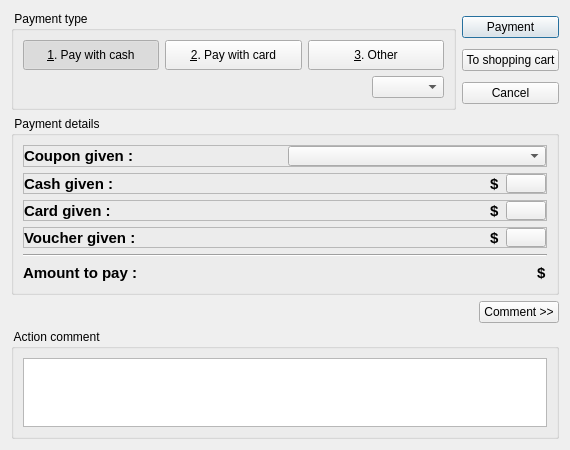
Qt form client/dlgcassaaction.ui (tbikfalvi/Belenus) before a commit.
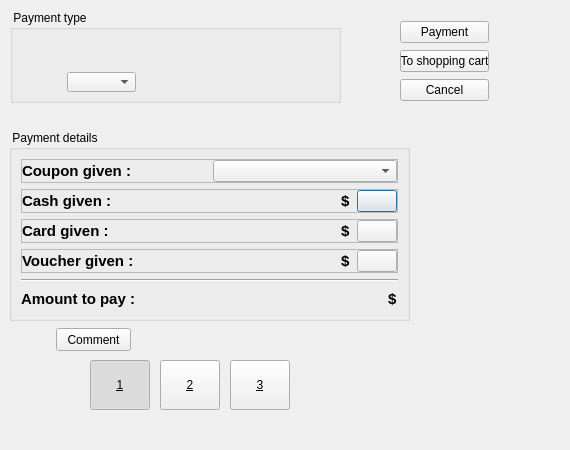
The same form after that commit.

What changed in the file:
```diff
--- a/client/dlgcassaaction.ui
+++ b/client/dlgcassaaction.ui
@@ -31,158 +31,15 @@
   <property name="windowTitle">
    <string>Dialog</string>
   </property>
-  <layout class="QVBoxLayout" name="verticalLayout_7">
-   <item>
-    <layout class="QHBoxLayout" name="horizontalLayout_2">
-     <item>
-      <widget class="QGroupBox" name="gbPaymentType">
-       <property name="title">
-        <string> Payment type </string>
-       </property>
-       <layout class="QVBoxLayout" name="verticalLayout_3">
-        <item>
-         <layout class="QHBoxLayout" name="horizontalLayout_6">
-          <item>
-           <widget class="QPushButton" name="pbPayCash">
-            <property name="minimumSize">
-             <size>
-              <width>0</width>
-              <height>30</height>
-             </size>
-            </property>
-            <property name="text">
-             <string>&amp;1. Pay with cash</string>
-            </property>
-            <property name="checkable">
-             <bool>true</bool>
-            </property>
-            <property name="checked">
-             <bool>true</bool>
-            </property>
-            <property name="autoDefault">
-             <bool>false</bool>
-            </property>
-           </widget>
-          </item>
-          <item>
-           <widget class="QPushButton" name="pbPayCard">
-            <property name="minimumSize">
-             <size>
-              <width>0</width>
-              <height>30</height>
-             </size>
-            </property>
-            <property name="text">
-             <string>&amp;2. Pay with card</string>
-            </property>
-            <property name="checkable">
-             <bool>true</bool>
-            </property>
-            <property name="autoDefault">
-             <bool>false</bool>
-            </property>
-           </widget>
-          </item>
-          <item>
-           <widget class="QPushButton" name="pbPayOther">
-            <property name="minimumSize">
-             <size>
-              <width>0</width>
-              <height>30</height>
-             </size>
-            </property>
-            <property name="text">
-             <string>&amp;3. Other</string>
-            </property>
-            <property name="checkable">
-             <bool>true</bool>
-            </property>
-            <property name="autoDefault">
-             <bool>false</bool>
-            </property>
-           </widget>
-          </item>
-         </layout>
-        </item>
-        <item>
-         <layout class="QHBoxLayout" name="horizontalLayout_8">
-          <item>
-           <spacer name="horizontalSpacer_3">
-            <property name="orientation">
-             <enum>Qt::Horizontal</enum>
-            </property>
-            <property name="sizeHint" stdset="0">
-             <size>
-              <width>40</width>
-              <height>20</height>
-             </size>
-            </property>
-           </spacer>
-          </item>
-          <item>
-           <widget class="QComboBox" name="cmbPaymentType"/>
-          </item>
-         </layout>
-        </item>
-       </layout>
-      </widget>
-     </item>
-     <item>
-      <layout class="QVBoxLayout" name="verticalLayout_4">
-       <item>
-        <widget class="QPushButton" name="pbOk">
-         <property name="text">
-          <string>Payment</string>
-         </property>
-         <property name="iconSize">
-          <size>
-           <width>20</width>
-           <height>20</height>
-          </size>
-         </property>
-         <property name="autoDefault">
-          <bool>true</bool>
-         </property>
-        </widget>
-       </item>
-       <item>
-        <widget class="QPushButton" name="pbShoppingCart">
-         <property name="text">
-          <string>To shopping cart</string>
-         </property>
-         <property name="iconSize">
-          <size>
-           <width>20</width>
-           <height>20</height>
-          </size>
-         </property>
-         <property name="autoDefault">
-          <bool>false</bool>
-         </property>
-        </widget>
-       </item>
-       <item>
-        <widget class="QPushButton" name="pbCancel">
-         <property name="text">
-          <string>Cancel</string>
-         </property>
-         <property name="iconSize">
-          <size>
-           <width>20</width>
-           <height>20</height>
-          </size>
-         </property>
-         <property name="autoDefault">
-          <bool>false</bool>
-         </property>
-        </widget>
-       </item>
-      </layout>
-     </item>
-    </layout>
-   </item>
-   <item>
     <widget class="QGroupBox" name="gbMoneyAction">
+   <property name="geometry">
+    <rect>
+     <x>9</x>
+     <y>130</y>
+     <width>401</width>
+     <height>191</height>
+    </rect>
+   </property>
      <property name="title">
       <string> Payment details </string>
      </property>
@@ -581,26 +438,125 @@
       </item>
      </layout>
     </widget>
-   </item>
-   <item>
-    <layout class="QHBoxLayout" name="horizontalLayout_7">
-     <item>
-      <spacer name="horizontalSpacer_4">
-       <property name="orientation">
-        <enum>Qt::Horizontal</enum>
-       </property>
-       <property name="sizeHint" stdset="0">
+  <widget class="QPushButton" name="pbPayCash">
+   <property name="geometry">
+    <rect>
+     <x>90</x>
+     <y>360</y>
+     <width>60</width>
+     <height>50</height>
+    </rect>
+   </property>
+   <property name="sizePolicy">
+    <sizepolicy hsizetype="Fixed" vsizetype="Fixed">
+     <horstretch>0</horstretch>
+     <verstretch>0</verstretch>
+    </sizepolicy>
+   </property>
+   <property name="minimumSize">
         <size>
-         <width>40</width>
-         <height>20</height>
-        </size>
-       </property>
-      </spacer>
-     </item>
-     <item>
+     <width>0</width>
+     <height>30</height>
+    </size>
+   </property>
+   <property name="text">
+    <string>&amp;1</string>
+   </property>
+   <property name="iconSize">
+    <size>
+     <width>30</width>
+     <height>30</height>
+    </size>
+   </property>
+   <property name="checkable">
+    <bool>true</bool>
+   </property>
+   <property name="checked">
+    <bool>true</bool>
+   </property>
+   <property name="autoDefault">
+    <bool>false</bool>
+   </property>
+  </widget>
+  <widget class="QPushButton" name="pbPayCard">
+   <property name="geometry">
+    <rect>
+     <x>160</x>
+     <y>360</y>
+     <width>60</width>
+     <height>50</height>
+    </rect>
+   </property>
+   <property name="sizePolicy">
+    <sizepolicy hsizetype="Fixed" vsizetype="Fixed">
+     <horstretch>0</horstretch>
+     <verstretch>0</verstretch>
+    </sizepolicy>
+   </property>
+   <property name="minimumSize">
+    <size>
+     <width>0</width>
+     <height>30</height>
+    </size>
+   </property>
+   <property name="text">
+    <string>&amp;2</string>
+   </property>
+   <property name="iconSize">
+    <size>
+     <width>30</width>
+     <height>30</height>
+    </size>
+   </property>
+   <property name="checkable">
+    <bool>true</bool>
+   </property>
+   <property name="autoDefault">
+    <bool>false</bool>
+   </property>
+  </widget>
+  <widget class="QPushButton" name="pbPayOther">
+   <property name="geometry">
+    <rect>
+     <x>230</x>
+     <y>360</y>
+     <width>60</width>
+     <height>50</height>
+    </rect>
+   </property>
+   <property name="minimumSize">
+    <size>
+     <width>0</width>
+     <height>30</height>
+    </size>
+   </property>
+   <property name="text">
+    <string>&amp;3</string>
+   </property>
+   <property name="iconSize">
+    <size>
+     <width>30</width>
+     <height>30</height>
+    </size>
+   </property>
+   <property name="checkable">
+    <bool>true</bool>
+   </property>
+   <property name="autoDefault">
+    <bool>false</bool>
+   </property>
+  </widget>
       <widget class="QPushButton" name="pbComment">
+   <property name="geometry">
+    <rect>
+     <x>56</x>
+     <y>328</y>
+     <width>75</width>
+     <height>23</height>
+    </rect>
+   </property>
        <property name="text">
-        <string>Comment &gt;&gt;</string>
+    <string>Comment</string>
        </property>
        <property name="iconSize">
         <size>
@@ -612,41 +568,89 @@
         <bool>false</bool>
        </property>
       </widget>
-     </item>
-    </layout>
-   </item>
-   <item>
-    <widget class="QGroupBox" name="gbComment">
-     <property name="minimumSize">
-      <size>
-       <width>0</width>
-       <height>110</height>
-      </size>
-     </property>
-     <property name="maximumSize">
-      <size>
-       <width>16777215</width>
-       <height>110</height>
-      </size>
+  <widget class="QGroupBox" name="gbPaymentType">
+   <property name="geometry">
+    <rect>
+     <x>10</x>
+     <y>10</y>
+     <width>331</width>
+     <height>93</height>
+    </rect>
      </property>
      <property name="title">
-      <string> Action comment </string>
-     </property>
-     <layout class="QHBoxLayout" name="horizontalLayout_9">
+    <string> Payment type </string>
+   </property>
+   <widget class="QComboBox" name="cmbPaymentType">
+    <property name="geometry">
+     <rect>
+      <x>57</x>
+      <y>62</y>
+      <width>69</width>
+      <height>20</height>
+     </rect>
+    </property>
+   </widget>
+  </widget>
+  <widget class="QWidget" name="">
+   <property name="geometry">
+    <rect>
+     <x>400</x>
+     <y>20</y>
+     <width>89</width>
+     <height>83</height>
+    </rect>
+   </property>
+   <layout class="QVBoxLayout" name="verticalLayout_4">
       <item>
-       <widget class="QTextEdit" name="teComment">
-        <property name="maximumSize">
+     <widget class="QPushButton" name="pbOk">
+      <property name="text">
+       <string>Payment</string>
+      </property>
+      <property name="iconSize">
          <size>
-          <width>16777215</width>
-          <height>80</height>
-         </size>
-        </property>
-       </widget>
-      </item>
-     </layout>
-    </widget>
-   </item>
-  </layout>
+        <width>20</width>
+        <height>20</height>
+       </size>
+      </property>
+      <property name="autoDefault">
+       <bool>true</bool>
+      </property>
+     </widget>
+    </item>
+    <item>
+     <widget class="QPushButton" name="pbShoppingCart">
+      <property name="text">
+       <string>To shopping cart</string>
+      </property>
+      <property name="iconSize">
+       <size>
+        <width>20</width>
+        <height>20</height>
+       </size>
+      </property>
+      <property name="autoDefault">
+       <bool>false</bool>
+      </property>
+     </widget>
+    </item>
+    <item>
+     <widget class="QPushButton" name="pbCancel">
+      <property name="text">
+       <string>Cancel</string>
+      </property>
+      <property name="iconSize">
+       <size>
+        <width>20</width>
+        <height>20</height>
+       </size>
+      </property>
+      <property name="autoDefault">
+       <bool>false</bool>
+      </property>
+     </widget>
+    </item>
+   </layout>
+  </widget>
  </widget>
  <tabstops>
   <tabstop>pbPayCash</tabstop>
```
Left out of the diff: 45 changed lines with no effect on the pictures. Lines whose indentation alone changed are shown as unchanged.
